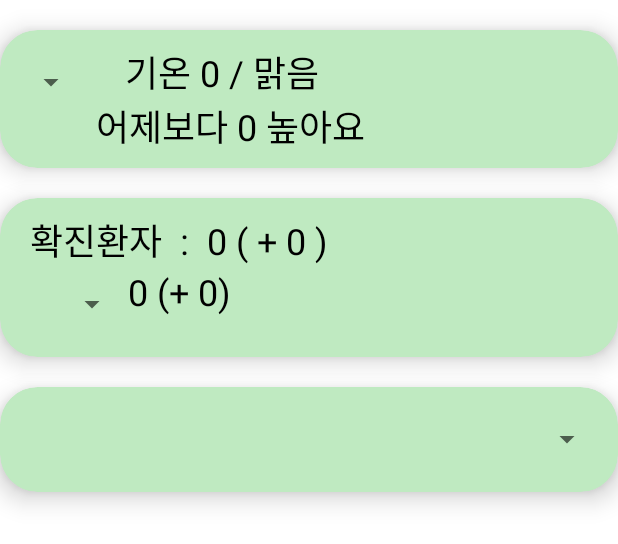
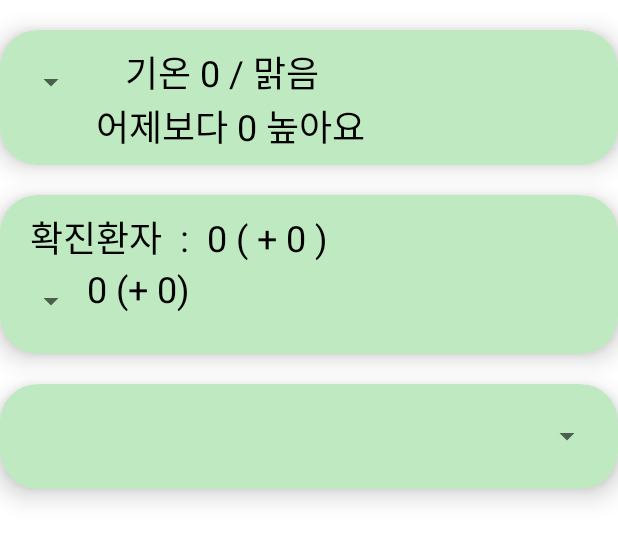
Before and after one commit to let0000/Todays_Info, an Android app: the layout fragment_home.xml on its own in the app's theme, with its tools: preview values and no code run, on a phone screen of 412 x 824 dp. Shown: the top 544 px of the screen. Run offline under Robolectric (Android 15) with nearby library versions, the phone set to English and light mode, and no system bars; network calls fail.

```diff
--- a/app/src/main/res/drawable/spinner_background.xml
+++ b/app/src/main/res/drawable/bg_spinner.xml
@@ -1,8 +1,8 @@
 <?xml version="1.0" encoding="utf-8"?>
 <shape xmlns:android="http://schemas.android.com/apk/res/android">
 
-    <solid android:color="#fff"/>
+    <solid android:color="#FFFFFF"/>
     <stroke android:width="1dp"
-        android:color="#000"/>
+        android:color="#009688"/>
     <corners android:radius="5dp"/>
 </shape>
--- a/app/src/main/res/layout/fragment_home.xml
+++ b/app/src/main/res/layout/fragment_home.xml
@@ -24,13 +24,15 @@
         <LinearLayout
             android:layout_margin="10dp"
             android:layout_width="match_parent"
-            android:layout_height="wrap_content"
+            android:layout_height="70dp"
             android:orientation="horizontal">
 
             <Spinner
                 android:id="@+id/weather_spinner"
                 android:layout_width="wrap_content"
                 android:layout_height="50dp"
+                android:spinnerMode="dialog"
+                android:gravity="center"
                 android:contentDescription="weather_spinner"/>
 
             <TextView
@@ -83,7 +85,7 @@
                     android:id="@+id/covid_spinner"
                     android:layout_width="wrap_content"
                     android:layout_height="50dp"
-                    android:layout_weight="0.1"
+                    android:spinnerMode="dialog"
                     android:contentDescription="covid_spinner"/>
 
                 <TextView
@@ -91,7 +93,6 @@
                     android:layout_width="wrap_content"
                     android:layout_height="wrap_content"
                     android:text="0 (+ 0)"
-                    android:layout_weight="0.9"
                     android:textColor="@color/black"
                     android:textSize="24sp" />
 
```
Also changed, not shown: app/src/main/java/com/jignong/todays_info/Fragments/HomeFragment.kt (+7 -19 lines), app/src/main/res/layout/item_spinner.xml (added, +13 -0 lines), app/src/main/res/layout/spinner_text.xml (deleted, +0 -9 lines).
